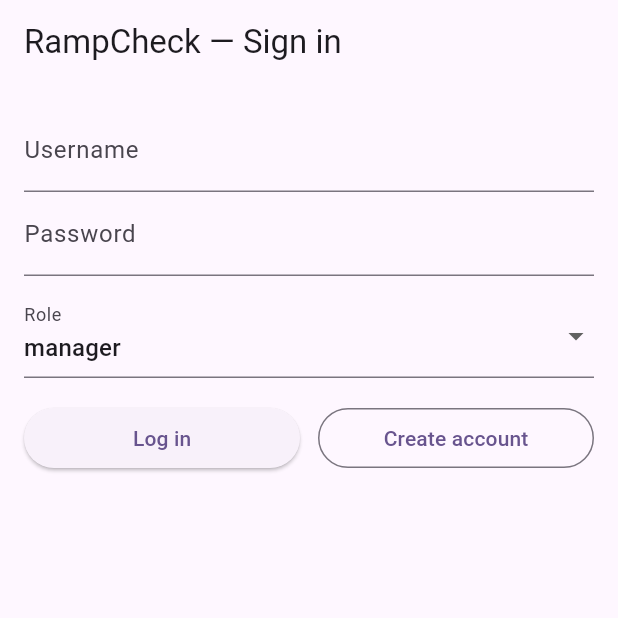
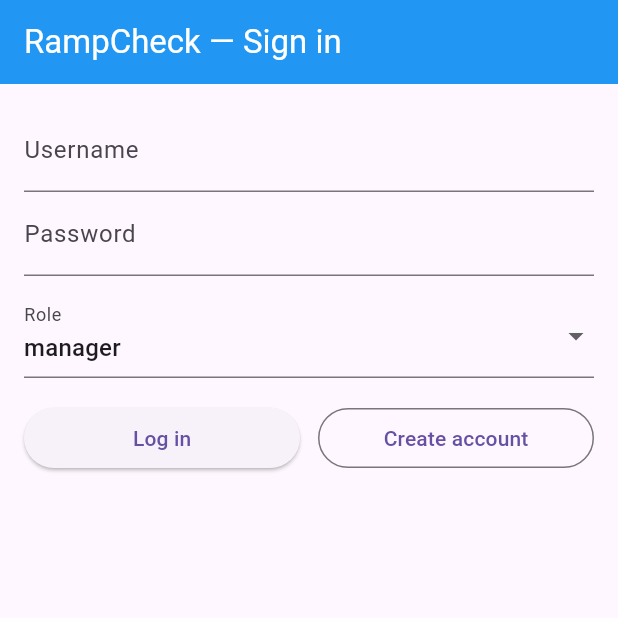
Before and after one commit to dombrown95/rampcheck_client, a Flutter app: the screen it shows after launch, on a phone screen of 412 x 824 dp, the top half of it. Run offline on Flutter 3.47's test engine with Material 3 defaults, Android fonts, the phone set to English and light mode, and no system bars; our stand-ins replace file_picker, sqflite_common_ffi; accounts and stored records are empty.

Commit message:
add blue header background for styling

```diff
--- a/lib/main.dart
+++ b/lib/main.dart
@@ -28,7 +28,11 @@
     return MaterialApp(
       title: 'RampCheck',
       theme: ThemeData(
-        colorScheme: ColorScheme.fromSeed(seedColor: Colors.deepPurple),
+        appBarTheme: const AppBarTheme(
+          backgroundColor: Colors.blue,
+          foregroundColor: Colors.white,
+          elevation: 0,
+        ),
       ),
 
       home: AuthGate(store: store),
--- a/lib/models/inspection_item.dart
+++ b/lib/models/inspection_item.dart
@@ -1,9 +1,7 @@
-// lib/models/inspection_item.dart
-
 enum InspectionResult {
   pass,
   fail,
-  na, // not applicable
+  na,
 }
 
 String _enumToString(Object e) => e.toString().split('.').last;
--- a/lib/ui/screens/job_list_screen.dart
+++ b/lib/ui/screens/job_list_screen.dart
@@ -65,7 +65,7 @@
     );
 
     try {
-      // Optional UX: mark all pending jobs as "syncing" while the sync runs
+      // Marks all pending jobs as "syncing" while the sync runs.
       await widget.store.markAllPendingJobsSyncing();
 
       final result = await engine.syncNow();
@@ -86,7 +86,7 @@
         SnackBar(content: Text('Sync failed: $e')),
       );
     } finally {
-      // Refresh again to reflect final states (clean/failed) if needed
+      // Refreshes to reflect final states (synced/failed)
       await _refresh();
     }
   }
@@ -220,6 +220,9 @@
   Widget build(BuildContext context) {
     return Scaffold(
       appBar: AppBar(
+        backgroundColor: Colors.blue,
+        foregroundColor: Colors.white,
+        elevation: 0,
         title: const Text('RampCheck — Jobs'),
         actions: [
           IconButton(
```
